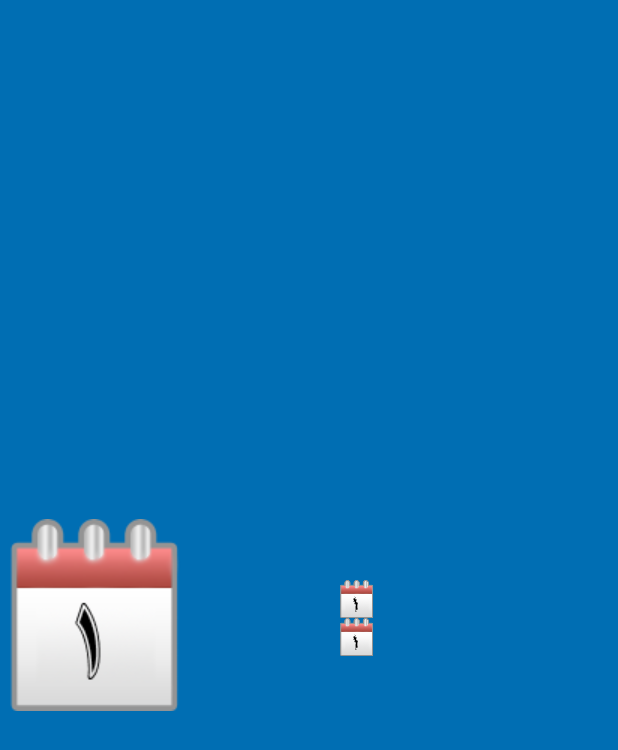
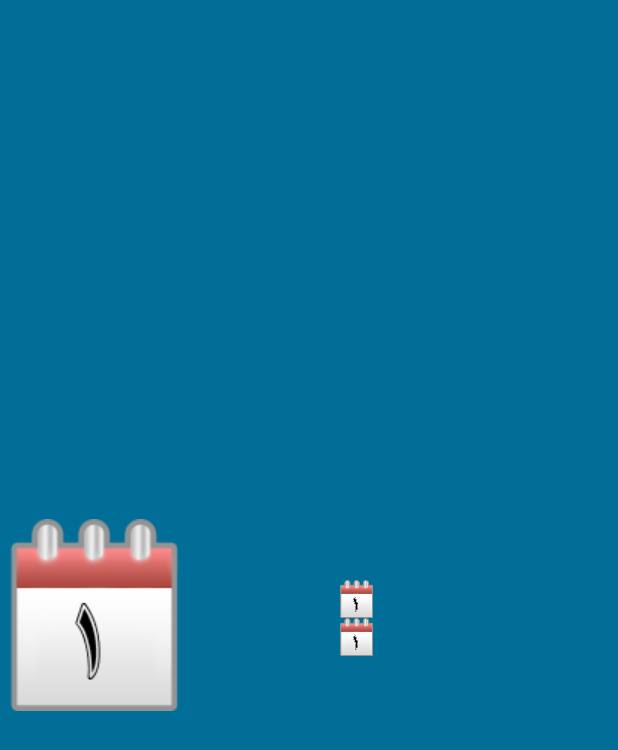
Before and after one commit to ali-zareshai/kame_rava, an Android app: the layout activity_custom_notification.xml on its own in the app's theme, with its tools: preview values and no code run, on a phone screen of 412 x 824 dp. Shown: the top 750 px of the screen. Run offline under Robolectric (Android 15) with nearby library versions, the phone set to English and light mode, and no system bars.

Commit message:
Initial commit

```diff
--- a/app/src/main/java/com/example/ali/shiva/FragmentSetp3.java
+++ b/app/src/main/java/com/example/ali/shiva/FragmentSetp3.java
@@ -179,7 +179,7 @@ public class FragmentSetp3 extends Fragment {
         Toast toast = Toast.makeText(getContext(), txttoast, Toast.LENGTH_LONG);
         toast.setGravity(Gravity.CENTER,-10,0);
         View view = toast.getView();
-        view.setBackgroundColor(Color.LTGRAY);
+        view.setBackgroundColor(Color.DKGRAY);
         toast.show();
 //        Snackbar snackbar=Snackbar.make(getActivity().getWindow().getDecorView().getRootView(),txttoast,7500);
 //        snackbar.show();
--- a/app/src/main/res/values/colors.xml
+++ b/app/src/main/res/values/colors.xml
@@ -30,7 +30,7 @@
     <color name="abi">#3582b9</color>
     <color name="sefid_back">#51ffffff</color>
     <color name="text_slide">#00c756</color>
-    <color name="text_notif">#006eb3</color>
+    <color name="text_notif">#006e96</color>
     <color name="year">#999999</color>
     <color name="title">#222222</color>
     <color name="bbbbb">#a45381ff</color>
```
Also changed, not shown: app/src/main/java/com/example/ali/shiva/ChangeNotifi.java (+12 -8 lines).
